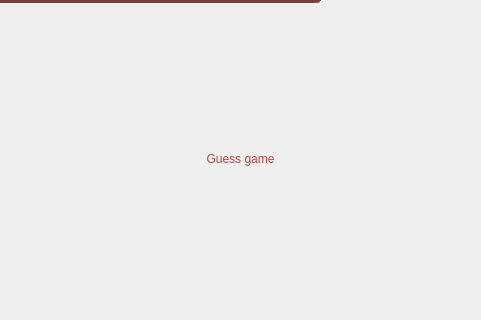
Qt form MATFWars/src/mainwindow.ui (Divljo31/MATFWars) before a commit; both pictures show x 419 to 900 and y 142 to 462 of the 900 by 600 pixel window.
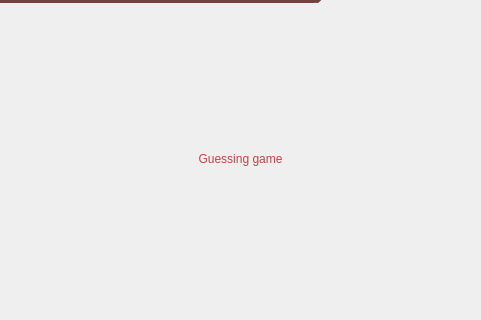
The same form after that commit. Icons and pictures are not drawn.

Commit message: male izmene ui

The edit to the form file:
```diff
--- a/MATFWars/src/mainwindow.ui
+++ b/MATFWars/src/mainwindow.ui
@@ -264,7 +264,7 @@
 </string>
         </property>
         <property name="text">
-         <string>Guess game</string>
+         <string>Guessing game</string>
         </property>
        </widget>
       </item>
```
Left out of the diff: 2 changed lines with no effect on the pictures. The commit also changes 1 other file.
